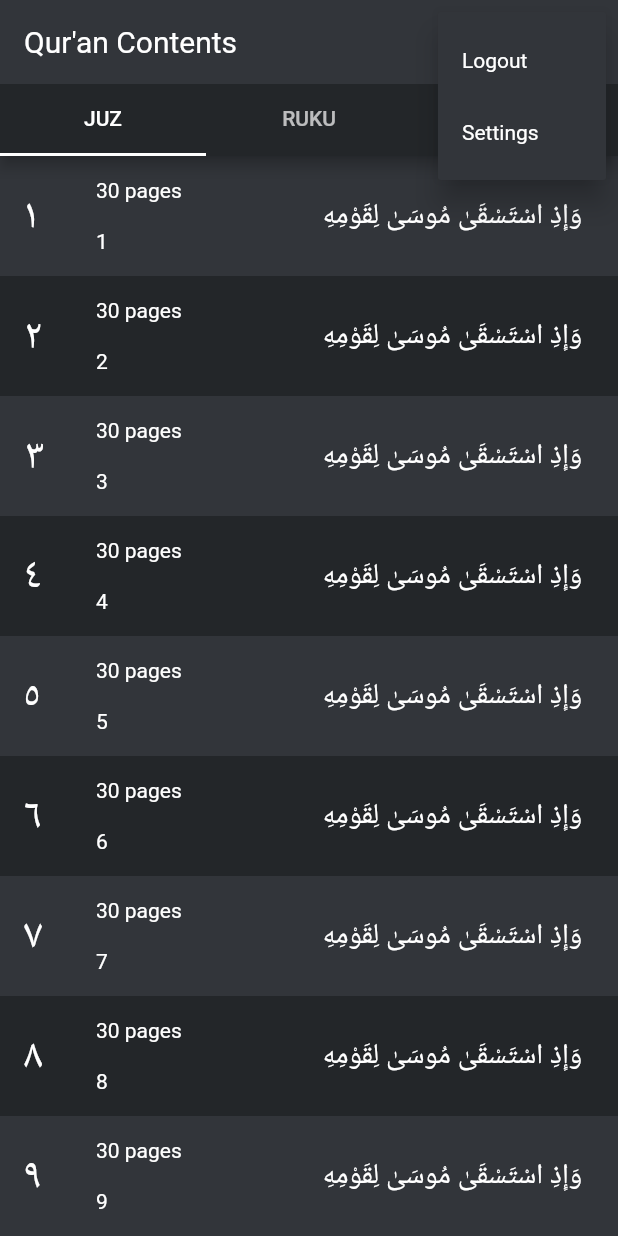
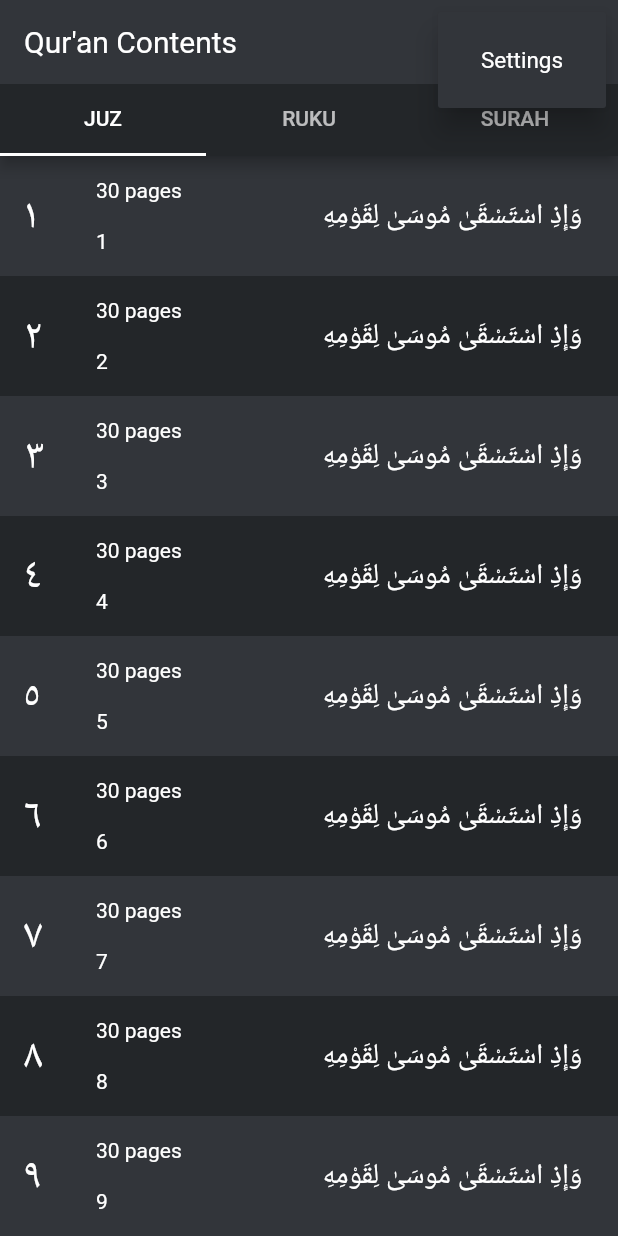
Before and after one commit to zamanzamzz/personal_mushaf, a Flutter app: the screen it shows after launch, after a tap on the "more vert" icon, on a phone screen of 412 x 824 dp. Run offline on Flutter 3.47's test engine with Material 2 defaults, Android fonts, the phone set to English and light mode, and no system bars; missing offline and left inert: colorful_safe_area.

Commit message:
updated settings popupmenu

```diff
--- a/lib/src/app.dart
+++ b/lib/src/app.dart
@@ -59,14 +59,23 @@ class _MyHomePageState extends State<MyHomePage> {
               ),
               actions: <Widget>[
                 PopupMenuTheme(
-                  data: PopupMenuThemeData(color: Color.fromRGBO(50, 53, 58, 1), textStyle: TextStyle(color: Colors.white)),
+                  data: PopupMenuThemeData(
+                      color: Color.fromRGBO(50, 53, 58, 1),
+                      textStyle: TextStyle(color: Colors.white)),
                   child: PopupMenuButton<String>(
                     onSelected: (value) {},
                     itemBuilder: (BuildContext context) {
-                      return {'Logout', 'Settings'}.map((String choice) {
+                      return {'Settings'}.map((String choice) {
                         return PopupMenuItem<String>(
                           value: choice,
-                          child: Text(choice),
+                          child: Container(
+                            alignment: Alignment.center,
+                            child: Text(
+                              choice,
+                              textAlign: TextAlign.center,
+                              style: TextStyle(fontSize: 15),
+                            ),
+                          ),
                         );
                       }).toList();
                     },
```
